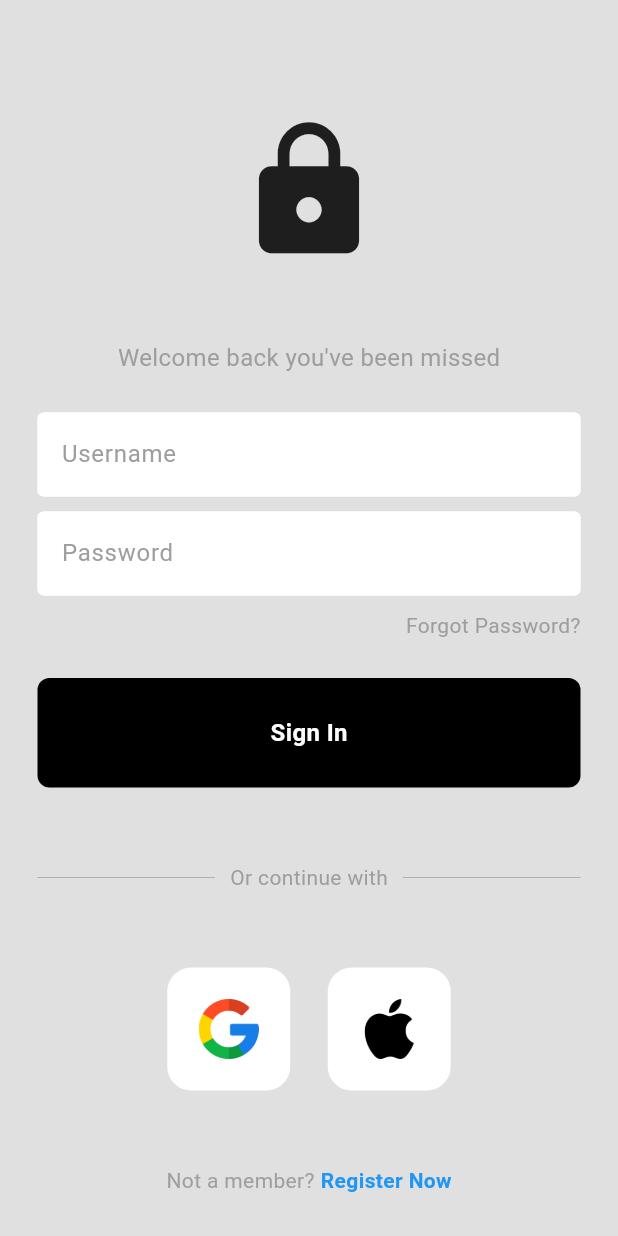
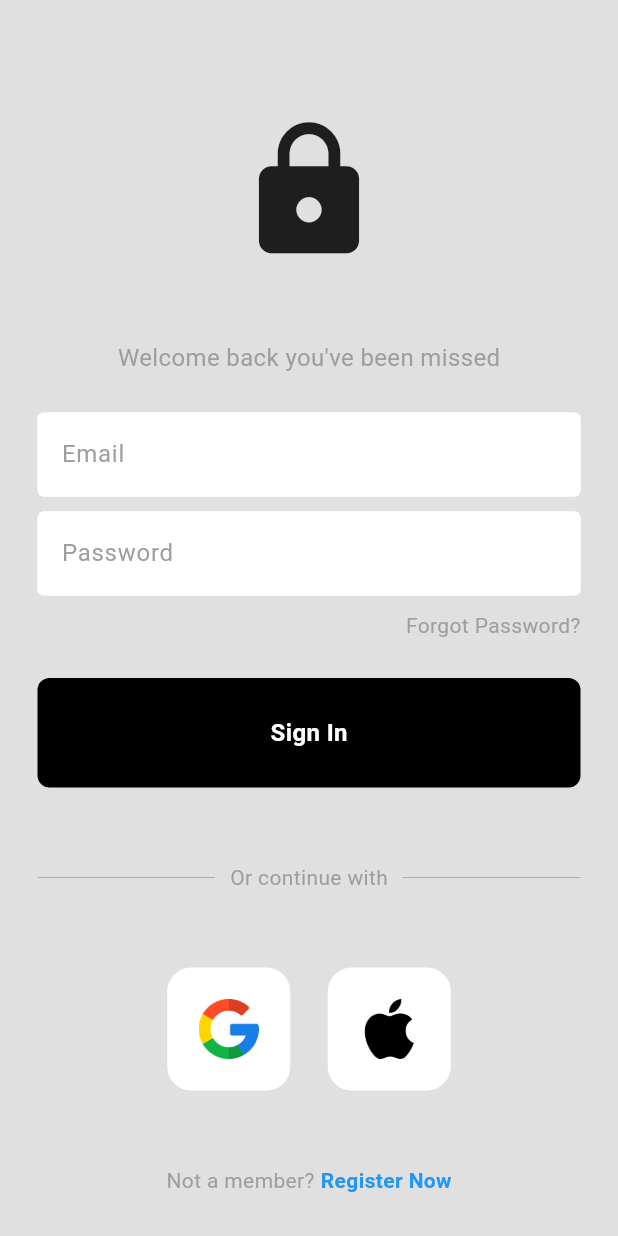
Before and after one commit to albugowy15/week11_authentication, a Flutter app: the screen it shows after launch, on a phone screen of 412 x 824 dp. Run offline on Flutter 3.47's test engine with Material 3 defaults, Android fonts, the phone set to English and light mode, and no system bars; our stand-ins replace firebase_auth, firebase_core; accounts and stored records are empty.

Commit message:
feat: add login feature

```diff
--- a/lib/main.dart
+++ b/lib/main.dart
@@ -1,7 +1,11 @@
 import 'package:flutter/material.dart';
-import 'package:week11_authentication/pages/login_page.dart';
+import 'package:week11_authentication/pages/auth_page.dart';
+import 'package:firebase_core/firebase_core.dart';
+import 'firebase_options.dart';
 
-void main() {
+void main() async {
+  WidgetsFlutterBinding.ensureInitialized();
+  await Firebase.initializeApp(options: DefaultFirebaseOptions.currentPlatform);
   runApp(const MyApp());
 }
 
@@ -10,13 +14,9 @@ class MyApp extends StatelessWidget {
 
   @override
   Widget build(BuildContext context) {
-    return MaterialApp(
-      title: 'Flutter Demo',
-      theme: ThemeData(
-        colorScheme: ColorScheme.fromSeed(seedColor: Colors.deepPurple),
-        useMaterial3: true,
-      ),
-      home: LoginPage(),
+    return const MaterialApp(
+      home: AuthPage(),
+      debugShowCheckedModeBanner: false,
     );
   }
 }
--- /dev/null
+++ b/lib/pages/auth_page.dart
@@ -0,0 +1,24 @@
+import 'package:firebase_auth/firebase_auth.dart';
+import 'package:flutter/material.dart';
+import 'package:week11_authentication/pages/home_page.dart';
+import 'package:week11_authentication/pages/login_page.dart';
+
+class AuthPage extends StatelessWidget {
+  const AuthPage({super.key});
+
+  @override
+  Widget build(BuildContext context) {
+    return Scaffold(
+      body: StreamBuilder<User?>(
+        stream: FirebaseAuth.instance.authStateChanges(),
+        builder: (context, snapshot) {
+          if (snapshot.hasData) {
+            return HomePage();
+          } else {
+            return const LoginPage();
+          }
+        },
+      ),
+    );
+  }
+}
--- a/lib/pages/login_page.dart
+++ b/lib/pages/login_page.dart
@@ -1,14 +1,68 @@
+// ignore_for_file: use_build_context_synchronously
+
+import 'package:firebase_auth/firebase_auth.dart';
 import 'package:flutter/material.dart';
 import 'package:week11_authentication/components/my_button.dart';
 import 'package:week11_authentication/components/my_textfield.dart';
 import 'package:week11_authentication/components/square_tile.dart';
 
-class LoginPage extends StatelessWidget {
-  LoginPage({super.key});
-  final usernameController = TextEditingController();
+class LoginPage extends StatefulWidget {
+  const LoginPage({super.key});
+
+  @override
+  State<LoginPage> createState() => _LoginPageState();
+}
+
+class _LoginPageState extends State<LoginPage> {
+  final emailController = TextEditingController();
+
   final passwordController = TextEditingController();
 
-  void signUserIn() {}
+  void signUserIn() async {
+    // show loading circle
+    showDialog(
+      context: context,
+      builder: (context) {
+        return const Center(
+          child: CircularProgressIndicator(),
+        );
+      },
+    );
+
+    try {
+      await FirebaseAuth.instance.signInWithEmailAndPassword(
+        email: emailController.text,
+        password: passwordController.text,
+      );
+      // pop the loading circle
+      Navigator.pop(context);
+    } on FirebaseAuthException catch (e) {
+      // pop the loading circle
+      Navigator.pop(context);
+
+      showErrorMessage(e.code);
+    }
+  }
+
+  // error message to user
+  void showErrorMessage(String message) {
+    showDialog(
+      context: context,
+      builder: (context) {
+        return AlertDialog(
+          backgroundColor: Colors.deepPurple,
+          title: Center(
+            child: Text(
+              message,
+              style: const TextStyle(
+                color: Colors.white,
+              ),
+            ),
+          ),
+        );
+      },
+    );
+  }
 
   @override
   Widget build(BuildContext context) {
@@ -16,6 +70,7 @@ class LoginPage extends StatelessWidget {
       backgroundColor: Colors.grey[300],
       body: SafeArea(
         child: Center(
+          child: SingleChildScrollView(
             child: Column(
               mainAxisAlignment: MainAxisAlignment.center,
               children: [
@@ -40,8 +95,8 @@ class LoginPage extends StatelessWidget {
                   height: 25,
                 ),
                 MyTextfield(
-                controller: usernameController,
-                hintText: "Username",
+                  controller: emailController,
+                  hintText: "Email",
                   obscureText: false,
                 ),
                 const SizedBox(height: 10),
@@ -125,6 +180,7 @@ class LoginPage extends StatelessWidget {
             ),
           ),
         ),
+      ),
     );
   }
 }
--- a/pubspec.yaml
+++ b/pubspec.yaml
@@ -34,6 +34,8 @@ dependencies:
   # The following adds the Cupertino Icons font to your application.
   # Use with the CupertinoIcons class for iOS style icons.
   cupertino_icons: ^1.0.6
+  firebase_core: ^2.31.0
+  firebase_auth: ^4.19.5
 
 dev_dependencies:
   flutter_test:
```
Also changed, not shown: lib/pages/home_page.dart (added, +31 -0 lines), lib/pages/login_or_register_page.dart (added, +15 -0 lines), firebase.json (added), lib/firebase_options.dart (added), pubspec.lock, 6 other files. Lines whose indentation alone changed are shown as unchanged.
